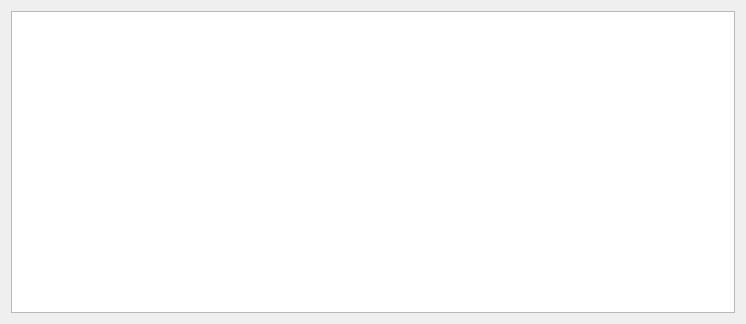
ww4u/mct-t4, file source/wnd/h2action.ui: the form before one commit.
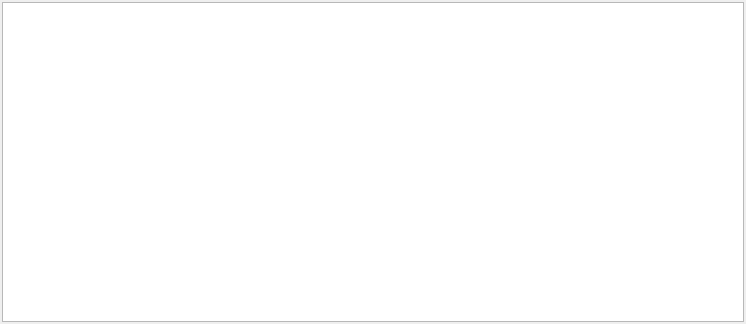
The form after the commit.

```diff
--- a/source/wnd/h2action.ui
+++ b/source/wnd/h2action.ui
@@ -14,6 +14,18 @@
    <string>Form</string>
   </property>
   <layout class="QVBoxLayout" name="verticalLayout">
+   <property name="leftMargin">
+    <number>2</number>
+   </property>
+   <property name="topMargin">
+    <number>2</number>
+   </property>
+   <property name="rightMargin">
+    <number>2</number>
+   </property>
+   <property name="bottomMargin">
+    <number>2</number>
+   </property>
    <item>
     <widget class="QTableView" name="tableView">
      <property name="sizePolicy">
```
